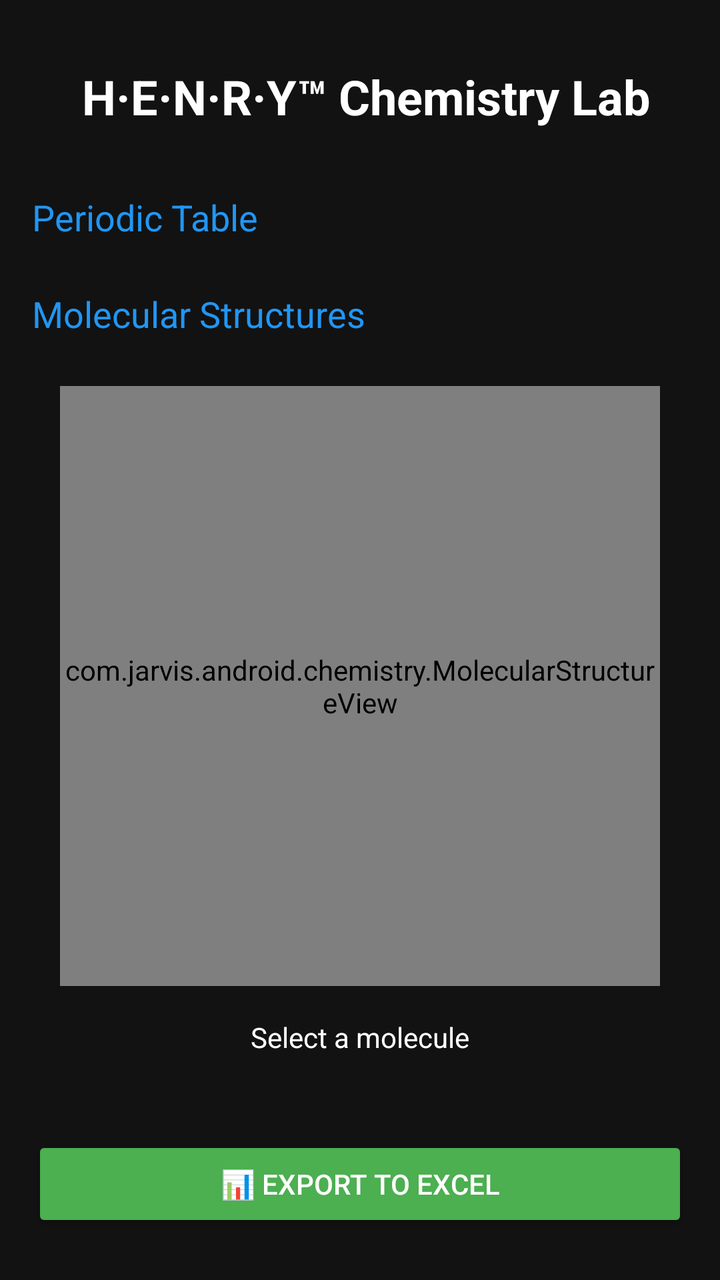
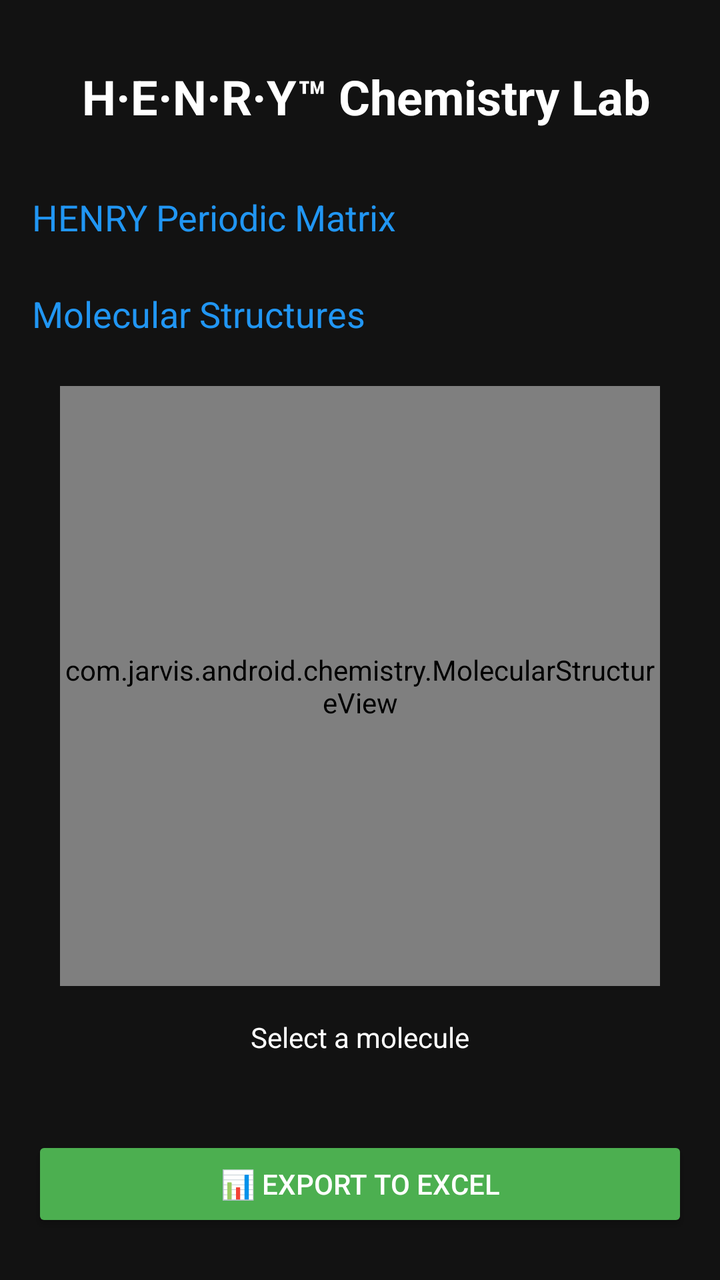

Screens rendered from an Android XML layout before and after an edit, with the pre-edit source and the edit as a unified diff.
<!-- AndroidManifest.xml: application theme Theme.Jarvis -->
<!-- res/layout/activity_chemistry.xml -->
<?xml version="1.0" encoding="utf-8"?>
<ScrollView xmlns:android="http://schemas.android.com/apk/res/android"
    android:layout_width="match_parent"
    android:layout_height="match_parent"
    android:background="#121212">

    <LinearLayout
        android:layout_width="match_parent"
        android:layout_height="wrap_content"
        android:orientation="vertical"
        android:padding="16dp">

        <TextView
            android:layout_width="match_parent"
            android:layout_height="wrap_content"
            android:text=" H·E·N·R·Y™ Chemistry Lab"
            android:textSize="24sp"
            android:textStyle="bold"
            android:textColor="#FFFFFF"
            android:gravity="center"
            android:padding="16dp" />

        
        <TextView
            android:layout_width="match_parent"
            android:layout_height="wrap_content"
            android:text="Periodic Table"
            android:textSize="18sp"
            android:textColor="#2196F3"
            android:layout_marginTop="16dp" />

        <HorizontalScrollView
            android:layout_width="match_parent"
            android:layout_height="wrap_content">

            <GridLayout
                android:id="@+id/periodic_grid"
                android:layout_width="wrap_content"
                android:layout_height="wrap_content"
                android:columnCount="18"
                android:useDefaultMargins="true" />
        </HorizontalScrollView>

        
        <TextView
            android:layout_width="match_parent"
            android:layout_height="wrap_content"
            android:text="Molecular Structures"
            android:textSize="18sp"
            android:textColor="#2196F3"
            android:layout_marginTop="24dp" />

        <LinearLayout
            android:id="@+id/molecule_buttons"
            android:layout_width="match_parent"
            android:layout_height="wrap_content"
            android:orientation="horizontal"
            android:gravity="center"
            android:layout_marginTop="8dp" />

        <com.jarvis.android.chemistry.MolecularStructureView
            android:id="@+id/structure_view"
            android:layout_width="300dp"
            android:layout_height="300dp"
            android:layout_gravity="center"
            android:background="#1E1E1E"
            android:layout_marginTop="16dp" />

        <TextView
            android:id="@+id/info_text"
            android:layout_width="match_parent"
            android:layout_height="wrap_content"
            android:text="Select a molecule"
            android:textColor="#FFFFFF"
            android:gravity="center"
            android:padding="16dp" />

        
        <Button
            android:layout_width="match_parent"
            android:layout_height="wrap_content"
            android:text="📊 Export to Excel"
            android:onClick="exportToExcel"
            android:layout_marginTop="24dp"
            android:backgroundTint="#4CAF50" />

    </LinearLayout>
</ScrollView>
<!-- resources referenced by this layout -->
<resources>
  <style name="Theme.Jarvis" parent="Theme.AppCompat.NoActionBar">
          <item name="android:windowBackground">#070d1a</item>
          <item name="android:statusBarColor">#070d1a</item>
          <item name="android:navigationBarColor">#070d1a</item>
          <item name="android:windowFullscreen">true</item>
          <item name="colorPrimary">#3b82f6</item>
          <item name="colorPrimaryDark">#1d4ed8</item>
          <item name="colorAccent">#3b82f6</item>
      </style>
</resources>

<!-- the commit's change to res/layout/activity_chemistry.xml (unified diff, before → after) -->
@@ -24,7 +24,7 @@
         <TextView
             android:layout_width="match_parent"
             android:layout_height="wrap_content"
-            android:text="Periodic Table"
+            android:text="HENRY Periodic Matrix"
             android:textSize="18sp"
             android:textColor="#2196F3"
             android:layout_marginTop="16dp" />
